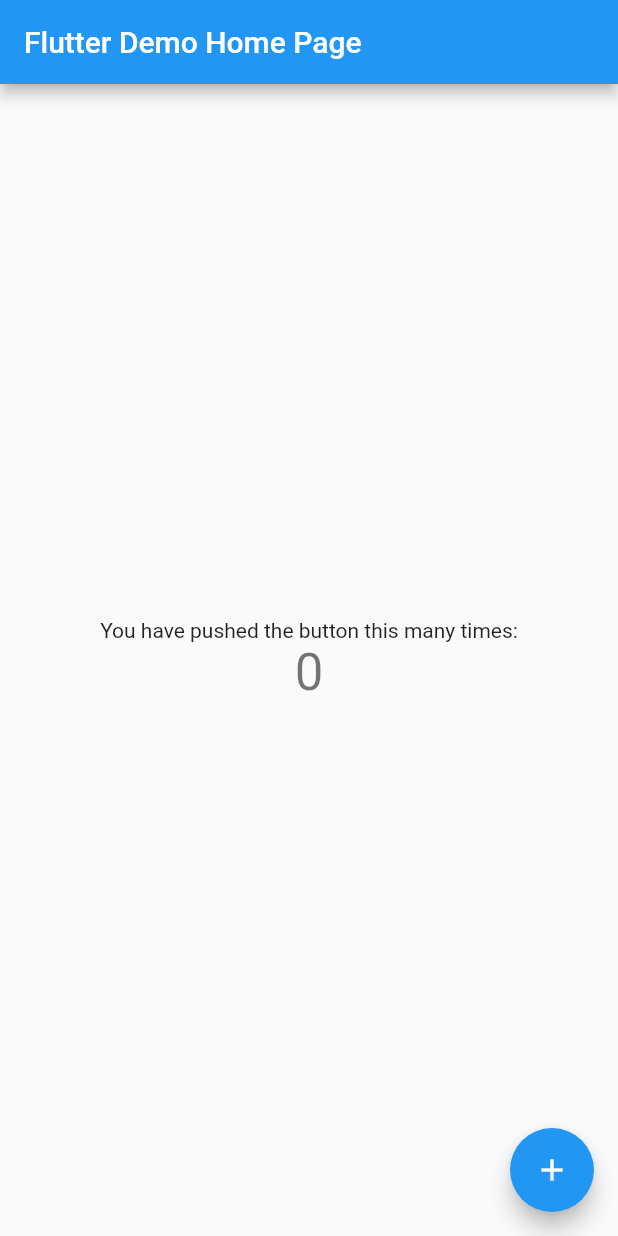
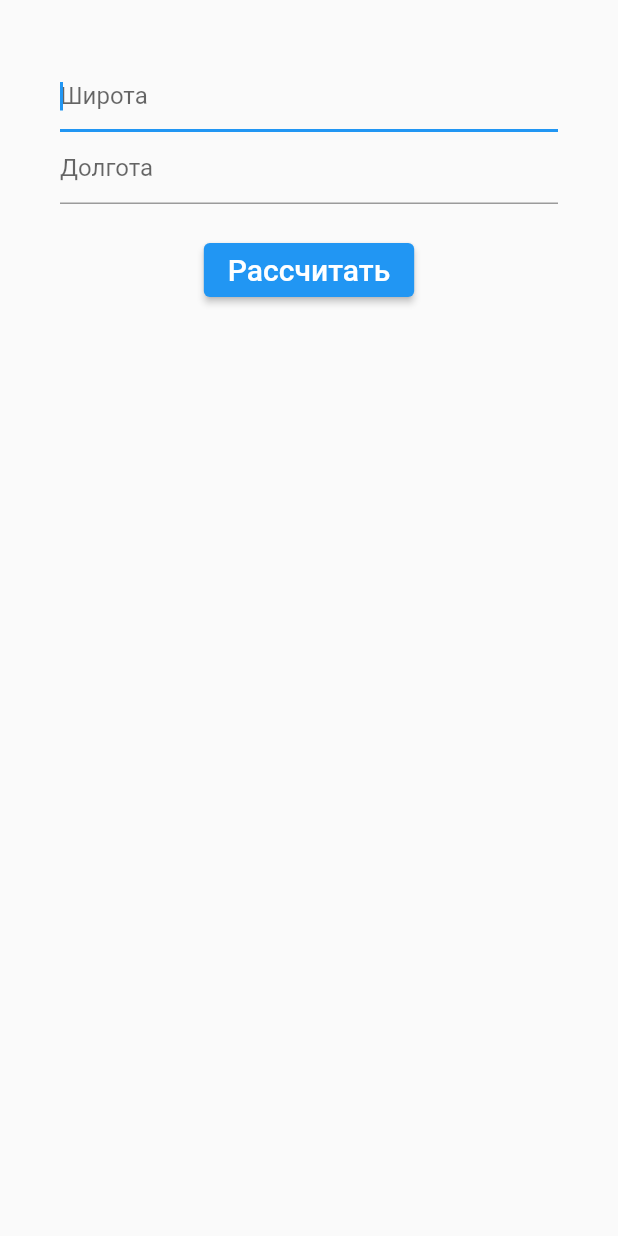
Before and after one commit to shamrn/yandex-map-tile, a Flutter app: the screen it shows after launch, on a phone screen of 412 x 824 dp. Run offline on Flutter 3.47's test engine with Material 2 defaults, Android fonts, the phone set to English and light mode, and no system bars.

Commit message:
Created home screen. Created forms for input lat and long

```diff
--- a/lib/main.dart
+++ b/lib/main.dart
@@ -1,115 +1,17 @@
+import 'package:calc_tiles/screens/home_screen.dart';
 import 'package:flutter/material.dart';
 
-void main() {
-  runApp(const MyApp());
-}
+void main() => runApp(const MyApp());
 
 class MyApp extends StatelessWidget {
   const MyApp({super.key});
 
-  // This widget is the root of your application.
   @override
   Widget build(BuildContext context) {
     return MaterialApp(
-      title: 'Flutter Demo',
-      theme: ThemeData(
-        // This is the theme of your application.
-        //
-        // Try running your application with "flutter run". You'll see the
-        // application has a blue toolbar. Then, without quitting the app, try
-        // changing the primarySwatch below to Colors.green and then invoke
-        // "hot reload" (press "r" in the console where you ran "flutter run",
-        // or simply save your changes to "hot reload" in a Flutter IDE).
-        // Notice that the counter didn't reset back to zero; the application
-        // is not restarted.
-        primarySwatch: Colors.blue,
-      ),
-      home: const MyHomePage(title: 'Flutter Demo Home Page'),
+      debugShowCheckedModeBanner: false,
+      theme: ThemeData(),
+      home: const HomeScreen(),
     );
   }
 }
-
-class MyHomePage extends StatefulWidget {
-  const MyHomePage({super.key, required this.title});
-
-  // This widget is the home page of your application. It is stateful, meaning
-  // that it has a State object (defined below) that contains fields that affect
-  // how it looks.
-
-  // This class is the configuration for the state. It holds the values (in this
-  // case the title) provided by the parent (in this case the App widget) and
-  // used by the build method of the State. Fields in a Widget subclass are
-  // always marked "final".
-
-  final String title;
-
-  @override
-  State<MyHomePage> createState() => _MyHomePageState();
-}
-
-class _MyHomePageState extends State<MyHomePage> {
-  int _counter = 0;
-
-  void _incrementCounter() {
-    setState(() {
-      // This call to setState tells the Flutter framework that something has
-      // changed in this State, which causes it to rerun the build method below
-      // so that the display can reflect the updated values. If we changed
-      // _counter without calling setState(), then the build method would not be
-      // called again, and so nothing would appear to happen.
-      _counter++;
-    });
-  }
-
-  @override
-  Widget build(BuildContext context) {
-    // This method is rerun every time setState is called, for instance as done
-    // by the _incrementCounter method above.
-    //
-    // The Flutter framework has been optimized to make rerunning build methods
-    // fast, so that you can just rebuild anything that needs updating rather
-    // than having to individually change instances of widgets.
-    return Scaffold(
-      appBar: AppBar(
-        // Here we take the value from the MyHomePage object that was created by
-        // the App.build method, and use it to set our appbar title.
-        title: Text(widget.title),
-      ),
-      body: Center(
-        // Center is a layout widget. It takes a single child and positions it
-        // in the middle of the parent.
-        child: Column(
-          // Column is also a layout widget. It takes a list of children and
-          // arranges them vertically. By default, it sizes itself to fit its
-          // children horizontally, and tries to be as tall as its parent.
-          //
-          // Invoke "debug painting" (press "p" in the console, choose the
-          // "Toggle Debug Paint" action from the Flutter Inspector in Android
-          // Studio, or the "Toggle Debug Paint" command in Visual Studio Code)
-          // to see the wireframe for each widget.
-          //
-          // Column has various properties to control how it sizes itself and
-          // how it positions its children. Here we use mainAxisAlignment to
-          // center the children vertically; the main axis here is the vertical
-          // axis because Columns are vertical (the cross axis would be
-          // horizontal).
-          mainAxisAlignment: MainAxisAlignment.center,
-          children: <Widget>[
-            const Text(
-              'You have pushed the button this many times:',
-            ),
-            Text(
-              '$_counter',
-              style: Theme.of(context).textTheme.headline4,
-            ),
-          ],
-        ),
-      ),
-      floatingActionButton: FloatingActionButton(
-        onPressed: _incrementCounter,
-        tooltip: 'Increment',
-        child: const Icon(Icons.add),
-      ), // This trailing comma makes auto-formatting nicer for build methods.
-    );
-  }
-}
--- /dev/null
+++ b/lib/screens/home_screen.dart
@@ -0,0 +1,18 @@
+import 'package:calc_tiles/widgets/calc_number_tail_widget.dart';
+import 'package:flutter/material.dart';
+
+class HomeScreen extends StatelessWidget {
+  const HomeScreen({Key? key}) : super(key: key);
+
+  @override
+  Widget build(BuildContext context) {
+    return const Scaffold(
+      body: SafeArea(
+        child: Padding(
+          padding: EdgeInsets.all(40),
+          child: CalcNumberTailWidget(),
+        ),
+      ),
+    );
+  }
+}
--- /dev/null
+++ b/lib/widgets/calc_number_tail_widget.dart
@@ -0,0 +1,47 @@
+import 'package:calc_tiles/widgets/coordinate_form_widget.dart';
+import 'package:flutter/material.dart';
+
+class CalcNumberTailWidget extends StatefulWidget {
+  const CalcNumberTailWidget({Key? key}) : super(key: key);
+
+  @override
+  State<CalcNumberTailWidget> createState() => _CalcNumberTailWidgetState();
+}
+
+class _CalcNumberTailWidgetState extends State<CalcNumberTailWidget> {
+  final GlobalKey<FormState> _formKey = GlobalKey();
+
+  final TextEditingController _latController = TextEditingController();
+  final TextEditingController _longController = TextEditingController();
+
+  @override
+  Widget build(BuildContext context) {
+    return Form(
+      key: _formKey,
+      child: Column(
+        children: [
+          CoordinateFormWidget(
+              autoFocus: true,
+              name: 'Широта',
+              textController: _latController
+          ),
+          CoordinateFormWidget(
+            autoFocus: false,
+            name: 'Долгота',
+            textController: _longController,
+          ),
+          const SizedBox(
+            height: 20,
+          ),
+          ElevatedButton(
+            child: const Text(
+              'Рассчитать',
+              style: TextStyle(fontSize: 20),
+            ),
+            onPressed: () {},
+          ),
+        ],
+      ),
+    );
+  }
+}
--- /dev/null
+++ b/lib/widgets/coordinate_form_widget.dart
@@ -0,0 +1,29 @@
+import 'package:flutter/material.dart';
+
+class CoordinateFormWidget extends StatefulWidget {
+  final bool autoFocus;
+  final String name;
+  final TextEditingController textController;
+
+  const CoordinateFormWidget(
+      {Key? key,
+      required this.autoFocus,
+      required this.name,
+      required this.textController})
+      : super(key: key);
+
+  @override
+  State<CoordinateFormWidget> createState() => _CoordinateFormWidgetState();
+}
+
+class _CoordinateFormWidgetState extends State<CoordinateFormWidget> {
+  @override
+  Widget build(BuildContext context) {
+    return TextFormField(
+      controller: widget.textController,
+      autofocus: widget.autoFocus,
+      keyboardType: TextInputType.number,
+      decoration: InputDecoration(hintText: widget.name),
+    );
+  }
+}
```
